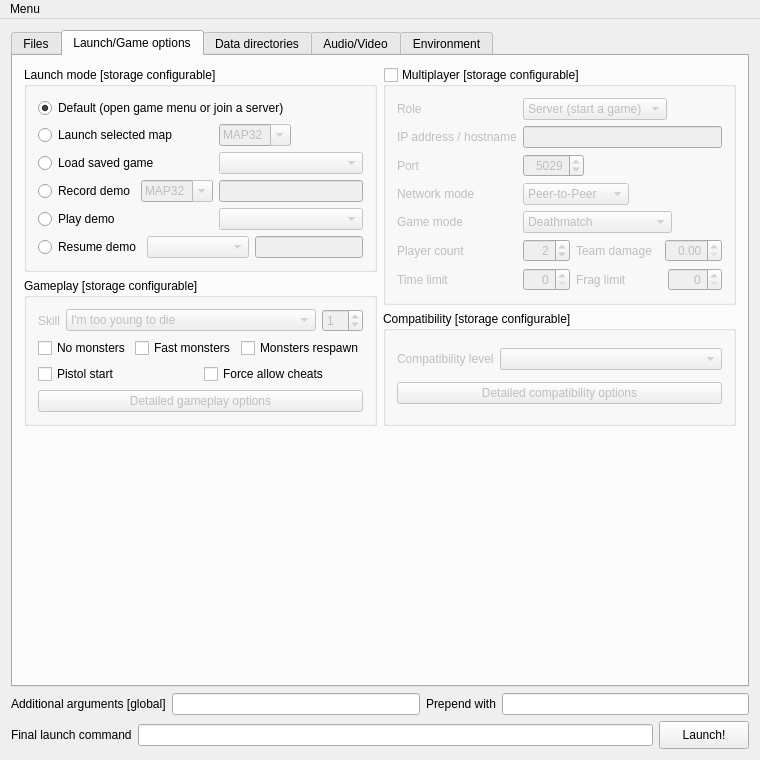
First picture: the form in Forms/MainWindow.ui, repository Youda008/DoomRunner, before the edit.
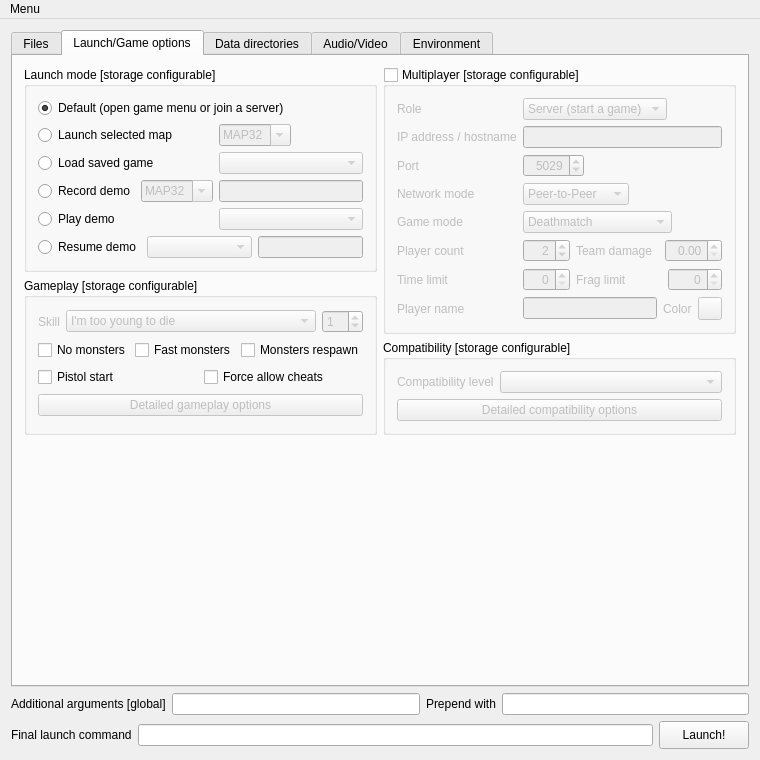
Second picture: the form after the edit. The open tabs and pages were chosen to show the change. Icons and pictures are not drawn. Custom widgets are drawn as their Qt base class.

Commit message: added an option to select player name and color for multiplayer

The edit to the form file:
```diff
--- a/Forms/MainWindow.ui
+++ b/Forms/MainWindow.ui
@@ -591,7 +591,7 @@
        </attribute>
        <layout class="QVBoxLayout" name="verticalLayout_2">
         <item>
-         <layout class="QHBoxLayout" name="horizontalLayout_4">
+         <layout class="QHBoxLayout" name="horizontalLayout_4" stretch="10,10">
           <item>
            <layout class="QVBoxLayout" name="vLayout_optsLeft">
             <item>
@@ -761,7 +761,7 @@
                 </widget>
                </item>
                <item row="5" column="0" colspan="2">
-                <layout class="QHBoxLayout" name="horizontalLayout">
+                <layout class="QHBoxLayout" name="horizontalLayout" stretch="0,10,10">
                  <item>
                   <widget class="QRadioButton" name="launchMode_resumeDemo">
                    <property name="text">
@@ -1396,6 +1396,43 @@
                  </item>
                 </layout>
                </item>
+               <item row="7" column="0">
+                <widget class="QLabel" name="playerNameLabel">
+                 <property name="text">
+                  <string>Player name</string>
+                 </property>
+                </widget>
+               </item>
+               <item row="7" column="1">
+                <layout class="QHBoxLayout" name="horizontalLayout_3">
+                 <item>
+                  <widget class="QLineEdit" name="playerNameLine"/>
+                 </item>
+                 <item>
+                  <widget class="QLabel" name="playerColorLabel">
+                   <property name="toolTip">
+                    <string>&lt;html&gt;&lt;head/&gt;&lt;body&gt;&lt;p&gt;Color of the player's suit.&lt;br/&gt;Right-click the button to reset the color.&lt;/p&gt;&lt;/body&gt;&lt;/html&gt;</string>
+                   </property>
+                   <property name="text">
+                    <string>Color</string>
+                   </property>
+                  </widget>
+                 </item>
+                 <item>
+                  <widget class="RightClickableButton" name="playerColorBtn">
+                   <property name="toolTip">
+                    <string>&lt;html&gt;&lt;head/&gt;&lt;body&gt;&lt;p&gt;Color of the player's suit.&lt;br/&gt;Right-click the button to reset the color.&lt;/p&gt;&lt;/body&gt;&lt;/html&gt;</string>
+                   </property>
+                   <property name="text">
+                    <string/>
+                   </property>
+                   <property name="toolButtonStyle">
+                    <enum>Qt::ToolButtonIconOnly</enum>
+                   </property>
+                  </widget>
+                 </item>
+                </layout>
+               </item>
               </layout>
              </widget>
             </item>
@@ -2289,6 +2326,11 @@
    <extends>QTreeView</extends>
    <header location="global">Sources/Widgets/ExtendedTreeView.hpp</header>
   </customwidget>
+  <customwidget>
+   <class>RightClickableButton</class>
+   <extends>QToolButton</extends>
+   <header location="global">Sources/Widgets/RightClickableButton.hpp</header>
+  </customwidget>
  </customwidgets>
  <resources>
   <include location="../Resources/Resources.qrc"/>
```
Left out of the diff: 288 changed lines with no effect on the pictures. The commit also changes 12 other files.
